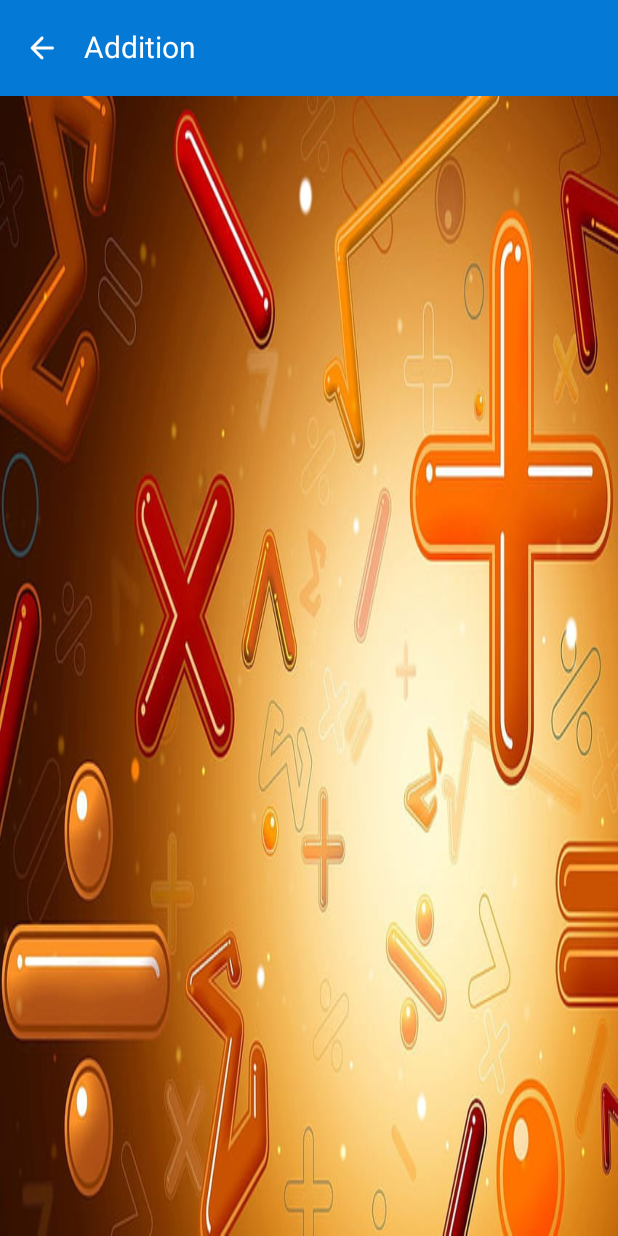
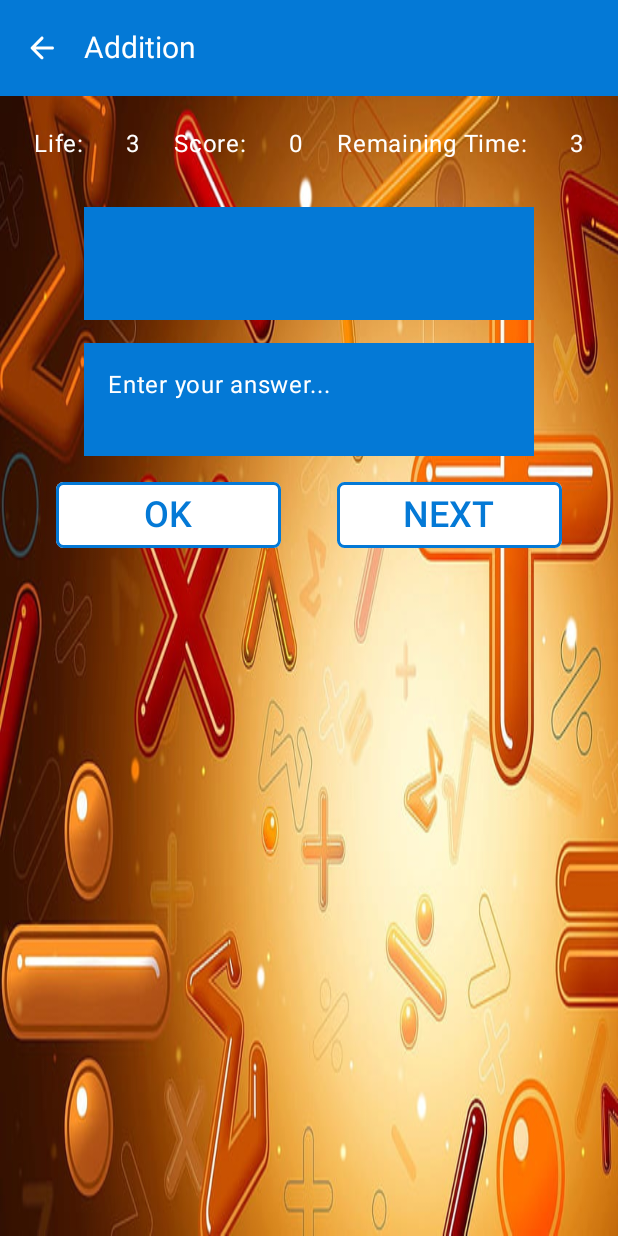
Before and after one commit to aneeshlalwani/android-math-game, an Android app built with Jetpack Compose: the screen it shows after launch (MainActivity), after a tap on "Addition", on a phone screen of 412 x 824 dp. Run offline under Robolectric (Android 15) with nearby library versions, the phone set to English and light mode, and no system bars; our stand-ins replace accompanist.

Commit message:
added second page ui components

```diff
--- /dev/null
+++ b/app/src/main/java/com/example/mathgame/GameComponents.kt
@@ -0,0 +1,81 @@
+package com.example.mathgame
+
+import androidx.compose.foundation.BorderStroke
+import androidx.compose.foundation.background
+import androidx.compose.foundation.layout.size
+import androidx.compose.foundation.layout.width
+import androidx.compose.foundation.layout.wrapContentHeight
+import androidx.compose.foundation.shape.RoundedCornerShape
+import androidx.compose.foundation.text.KeyboardOptions
+import androidx.compose.material3.Button
+import androidx.compose.material3.ButtonDefaults
+import androidx.compose.material3.ExperimentalMaterial3Api
+import androidx.compose.material3.Text
+import androidx.compose.material3.TextField
+import androidx.compose.material3.TextFieldDefaults
+import androidx.compose.runtime.Composable
+import androidx.compose.runtime.MutableState
+import androidx.compose.ui.Modifier
+import androidx.compose.ui.graphics.Color
+import androidx.compose.ui.res.colorResource
+import androidx.compose.ui.text.TextStyle
+import androidx.compose.ui.text.input.KeyboardType
+import androidx.compose.ui.text.style.TextAlign
+import androidx.compose.ui.unit.dp
+import androidx.compose.ui.unit.sp
+
+@Composable
+fun TextForQuestion(text: String){
+
+    Text(
+        text = text,
+        fontSize = 24.sp,
+        color = Color.White,
+        textAlign = TextAlign.Center,
+        modifier = Modifier
+            .background(color = colorResource(id = R.color.blue))
+            .size(300.dp, 75.dp)
+            .wrapContentHeight()
+        )
+}
+
+@OptIn(ExperimentalMaterial3Api::class)
+@Composable
+fun AnswerField(text: MutableState<String>){
+
+    TextField(
+        value = text.value,
+        onValueChange = { text.value = it },
+        label = { Text(text = "Enter your answer...")},
+        colors = TextFieldDefaults.textFieldColors(
+            focusedLabelColor = Color.White,
+            unfocusedLabelColor = Color.White,
+            focusedIndicatorColor = Color.Transparent,
+            unfocusedIndicatorColor = Color.Transparent,
+            containerColor = colorResource(id = R.color.blue),
+//            textColor = Color.White,
+            cursorColor = Color.White
+        ),
+
+        modifier = Modifier.size(300.dp, 75.dp),
+        textStyle = TextStyle(fontSize = 24.sp, textAlign = TextAlign.Center),
+        shape = RoundedCornerShape(0),
+        keyboardOptions = KeyboardOptions(keyboardType = KeyboardType.Number)
+    )
+}
+
+@Composable
+fun ButtonOkNext(buttonText: String, myOnClick:() -> Unit, isEnabled : Boolean){
+    Button(
+        onClick = myOnClick,
+        enabled = isEnabled,
+        colors = ButtonDefaults.buttonColors(
+          containerColor = Color.White
+        ),
+        shape = RoundedCornerShape(5.dp),
+        border = BorderStroke(2.dp, color = colorResource(id = R.color.blue)),
+        modifier = Modifier.width(150.dp)
+    ) {
+        Text(text = buttonText, fontSize = 24.sp, color= colorResource(id = R.color.blue))
+    }
+}
--- a/app/src/main/java/com/example/mathgame/MainActivity.kt
+++ b/app/src/main/java/com/example/mathgame/MainActivity.kt
@@ -43,7 +43,6 @@ fun MyNavigation() {
         ){
             FirstPage(navController = navController)
         }
-
         composable(
             route = "SecondPage/{category}",
             arguments = listOf(
--- a/app/src/main/java/com/example/mathgame/SecondPage.kt
+++ b/app/src/main/java/com/example/mathgame/SecondPage.kt
@@ -1,7 +1,12 @@
 package com.example.mathgame
 
+import androidx.compose.foundation.layout.Arrangement
 import androidx.compose.foundation.layout.Column
+import androidx.compose.foundation.layout.Row
+import androidx.compose.foundation.layout.Spacer
 import androidx.compose.foundation.layout.fillMaxSize
+import androidx.compose.foundation.layout.fillMaxWidth
+import androidx.compose.foundation.layout.height
 import androidx.compose.foundation.layout.padding
 import androidx.compose.material.icons.Icons
 import androidx.compose.material.icons.rounded.ArrowBack
@@ -13,13 +18,18 @@ import androidx.compose.material3.Text
 import androidx.compose.material3.TopAppBar
 import androidx.compose.material3.TopAppBarDefaults
 import androidx.compose.runtime.Composable
+import androidx.compose.runtime.mutableIntStateOf
+import androidx.compose.runtime.mutableStateOf
+import androidx.compose.runtime.remember
 import androidx.compose.ui.Alignment
 import androidx.compose.ui.Modifier
 import androidx.compose.ui.draw.paint
 import androidx.compose.ui.graphics.Color
 import androidx.compose.ui.layout.ContentScale
+import androidx.compose.ui.modifier.modifierLocalConsumer
 import androidx.compose.ui.res.colorResource
 import androidx.compose.ui.res.painterResource
+import androidx.compose.ui.unit.dp
 import androidx.compose.ui.unit.sp
 import androidx.navigation.NavController
 import com.google.accompanist.systemuicontroller.rememberSystemUiController
@@ -31,6 +41,13 @@ fun SecondPage (navController: NavController, category : String) {
 
     val systemUIController = rememberSystemUiController()
     systemUIController.setStatusBarColor(color = colorResource(id = R.color.blue))
+
+    val life = remember { mutableIntStateOf(3) }
+    val score = remember { mutableIntStateOf(0) }
+    val remainingTimeText = remember { mutableStateOf("3") }
+    val myQuestion = remember { mutableStateOf("") }
+    val myAnswer = remember { mutableStateOf("") }
+    val isEnabled = remember { mutableStateOf(true) }
 
     Scaffold (
         topBar = {
@@ -53,7 +70,6 @@ fun SecondPage (navController: NavController, category : String) {
                     containerColor = colorResource(id = R.color.blue),
                     titleContentColor = Color.White,
                     navigationIconContentColor = Color.White,
-
                 )
             )
         },
@@ -61,9 +77,37 @@ fun SecondPage (navController: NavController, category : String) {
             Column(modifier = Modifier
                 .fillMaxSize()
                 .padding(it)
-                .paint(painter = painterResource(id = R.drawable.second), contentScale = ContentScale.FillBounds),
+                .paint(
+                    painter = painterResource(id = R.drawable.second),
+                    contentScale = ContentScale.FillBounds
+                ),
                 horizontalAlignment = Alignment.CenterHorizontally
             ) {
+                Spacer(modifier = Modifier.height(20.dp))
+                Row(modifier = Modifier.fillMaxWidth(), verticalAlignment = Alignment.CenterVertically, horizontalArrangement = Arrangement.SpaceEvenly) {
+                    Text(text="Life: ", fontSize = 16.sp, color = Color.White)
+                    Text(text= life.value.toString(), fontSize = 16.sp, color = Color.White)
+                    Text(text="Score: ", fontSize = 16.sp, color = Color.White)
+                    Text(text=score.value.toString(), fontSize = 16.sp, color = Color.White)
+                    Text(text="Remaining Time: ", fontSize = 16.sp, color = Color.White)
+                    Text(text=remainingTimeText.value, fontSize = 16.sp, color = Color.White)
+                }
+
+                Spacer(modifier = Modifier.height(30.dp))
+
+                TextForQuestion(text = myQuestion.value)
+                Spacer(modifier = Modifier.height(15.dp))
+                AnswerField(text = myAnswer)
+                Spacer(modifier = Modifier.height(15.dp))
+
+                Row(
+                    modifier = Modifier.fillMaxWidth(),
+                    verticalAlignment = Alignment.CenterVertically,
+                    horizontalArrangement = Arrangement.SpaceEvenly
+                ) {
+                    ButtonOkNext(buttonText = "OK", myOnClick = { isEnabled.value = false }, isEnabled =isEnabled.value )
+                    ButtonOkNext(buttonText = "NEXT", myOnClick = { isEnabled.value = true }, isEnabled =true )
+                }
 
             }
         }
```
